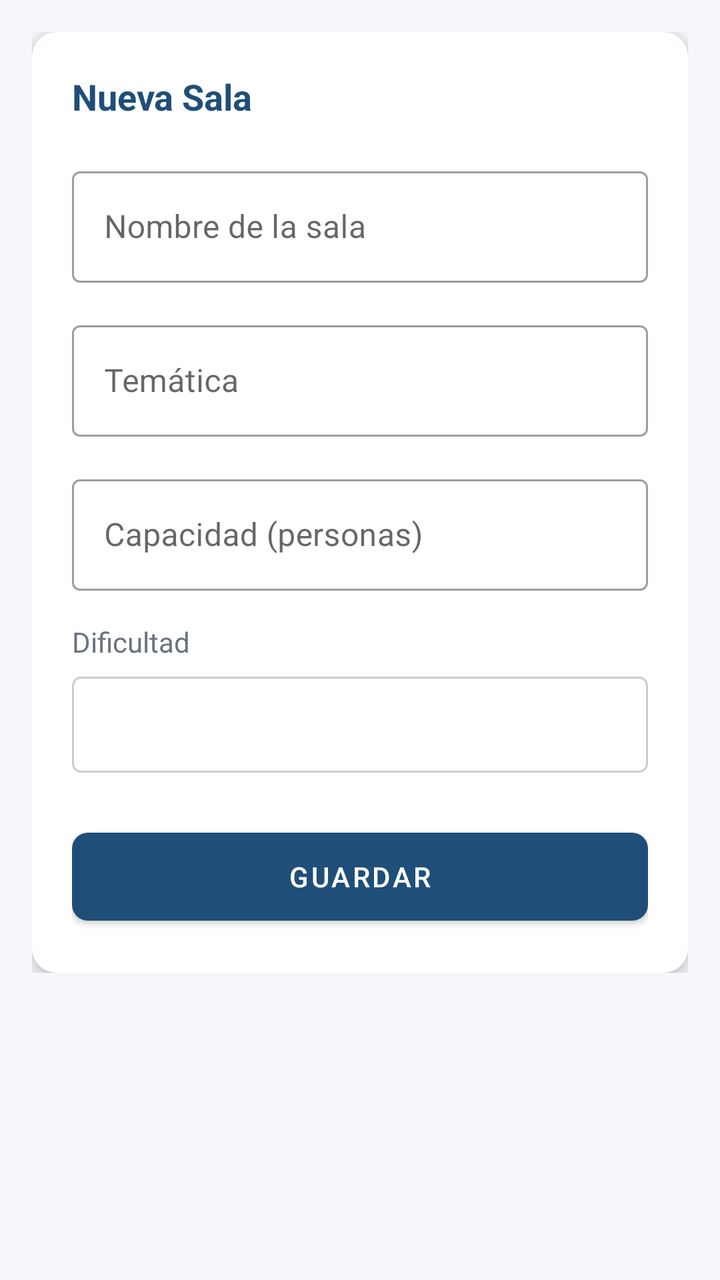
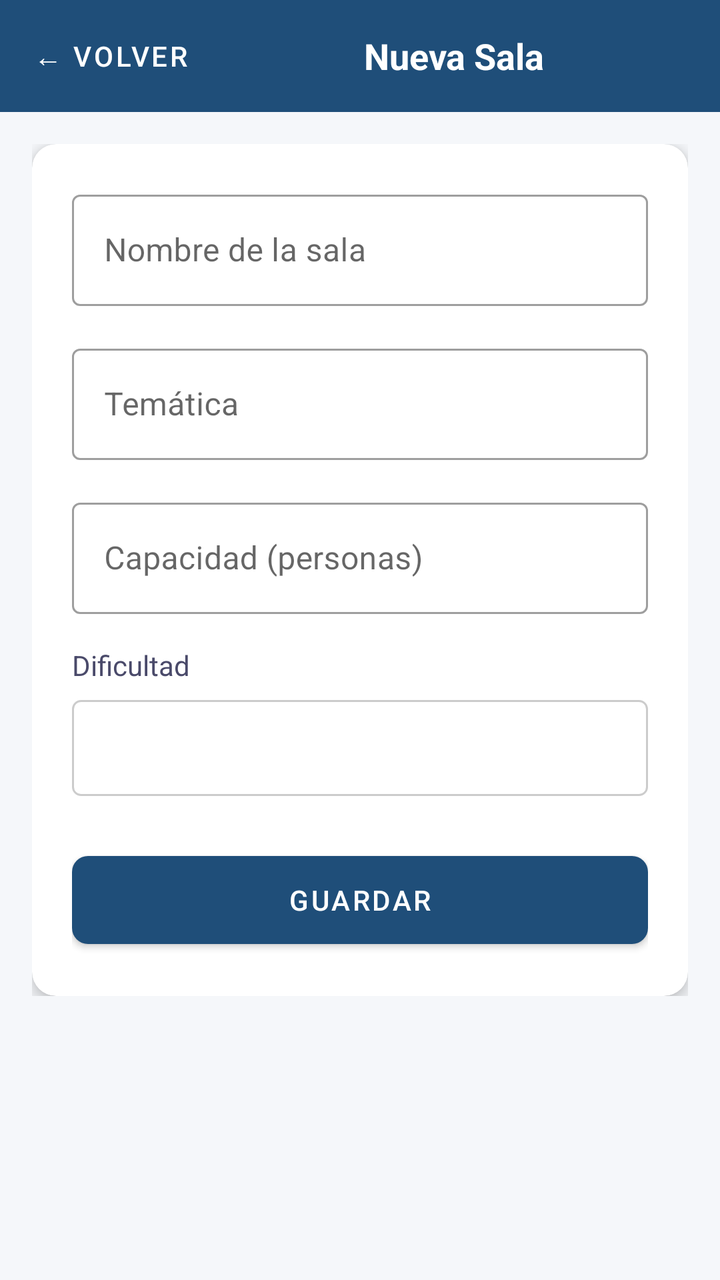

Two renders of the same Android screen: before a commit and after it. Below are the layout's source before the change and the commit's diff.
<!-- AndroidManifest.xml: application theme Theme.EscapeManager -->
<!-- res/layout/fragment_create_edit_room.xml -->
<?xml version="1.0" encoding="utf-8"?>
<ScrollView xmlns:android="http://schemas.android.com/apk/res/android"
    xmlns:app="http://schemas.android.com/apk/res-auto"
    android:layout_width="match_parent"
    android:layout_height="match_parent"
    android:background="@color/background">

    <LinearLayout
        android:layout_width="match_parent"
        android:layout_height="wrap_content"
        android:orientation="vertical"
        android:padding="16dp">

        <com.google.android.material.card.MaterialCardView
            android:layout_width="match_parent"
            android:layout_height="wrap_content"
            app:cardCornerRadius="12dp"
            app:cardElevation="4dp">

            <LinearLayout
                android:layout_width="match_parent"
                android:layout_height="wrap_content"
                android:orientation="vertical"
                android:padding="20dp">

                <TextView
                    android:id="@+id/tvTitle"
                    android:layout_width="wrap_content"
                    android:layout_height="wrap_content"
                    android:text="Nueva Sala"
                    android:textSize="18sp"
                    android:textStyle="bold"
                    android:textColor="@color/primary"
                    android:layout_marginBottom="20dp" />

                <com.google.android.material.textfield.TextInputLayout
                    android:id="@+id/tilName"
                    style="@style/Widget.MaterialComponents.TextInputLayout.OutlinedBox"
                    android:layout_width="match_parent"
                    android:layout_height="wrap_content"
                    android:hint="Nombre de la sala"
                    android:layout_marginBottom="16dp">
                    <com.google.android.material.textfield.TextInputEditText
                        android:id="@+id/etName"
                        android:layout_width="match_parent"
                        android:layout_height="wrap_content"
                        android:inputType="textCapWords" />
                </com.google.android.material.textfield.TextInputLayout>

                <com.google.android.material.textfield.TextInputLayout
                    android:id="@+id/tilTheme"
                    style="@style/Widget.MaterialComponents.TextInputLayout.OutlinedBox"
                    android:layout_width="match_parent"
                    android:layout_height="wrap_content"
                    android:hint="Temática"
                    android:layout_marginBottom="16dp">
                    <com.google.android.material.textfield.TextInputEditText
                        android:id="@+id/etTheme"
                        android:layout_width="match_parent"
                        android:layout_height="wrap_content"
                        android:inputType="textCapWords" />
                </com.google.android.material.textfield.TextInputLayout>

                <com.google.android.material.textfield.TextInputLayout
                    android:id="@+id/tilCapacity"
                    style="@style/Widget.MaterialComponents.TextInputLayout.OutlinedBox"
                    android:layout_width="match_parent"
                    android:layout_height="wrap_content"
                    android:hint="Capacidad (personas)"
                    android:layout_marginBottom="16dp">
                    <com.google.android.material.textfield.TextInputEditText
                        android:id="@+id/etCapacity"
                        android:layout_width="match_parent"
                        android:layout_height="wrap_content"
                        android:inputType="number" />
                </com.google.android.material.textfield.TextInputLayout>

                <TextView
                    android:layout_width="wrap_content"
                    android:layout_height="wrap_content"
                    android:text="Dificultad"
                    android:textSize="14sp"
                    android:textColor="@color/text_secondary"
                    android:layout_marginBottom="8dp" />

                <Spinner
                    android:id="@+id/spinnerDifficulty"
                    android:layout_width="match_parent"
                    android:layout_height="48dp"
                    android:background="@drawable/bg_spinner"
                    android:layout_marginBottom="24dp" />

                <com.google.android.material.button.MaterialButton
                    android:id="@+id/btnSave"
                    style="@style/Widget.EscapeManager.Button"
                    android:layout_width="match_parent"
                    android:layout_height="56dp"
                    android:text="@string/save" />
            </LinearLayout>
        </com.google.android.material.card.MaterialCardView>
    </LinearLayout>
</ScrollView>
<!-- resources referenced by this layout -->
<resources>
  <color name="background">#F5F7FA</color>
  <color name="primary">#1F4E79</color>
  <color name="text_secondary">#6B7280</color>
  <!-- drawable bg_spinner (drawable) -->
  <?xml version="1.0" encoding="utf-8"?>
  <shape xmlns:android="http://schemas.android.com/apk/res/android">
      <solid android:color="@color/white" />
      <stroke android:color="#CCCCCC" android:width="1dp" />
      <corners android:radius="4dp" />
  </shape>
  <string name="save">Guardar</string>
  <style name="Widget.EscapeManager.Button" parent="Widget.MaterialComponents.Button">
          <item name="backgroundTint">@color/primary</item>
          <item name="android:textColor">@color/white</item>
          <item name="cornerRadius">8dp</item>
      </style>
  <style name="Theme.EscapeManager" parent="Theme.MaterialComponents.DayNight.NoActionBar">
          <item name="colorPrimary">@color/primary</item>
          <item name="colorPrimaryVariant">@color/primary_dark</item>
          <item name="colorSecondary">@color/secondary</item>
          <item name="colorSurface">@color/surface</item>
          <item name="android:colorBackground">@color/background</item>
          <item name="colorError">@color/error</item>
          <item name="android:windowBackground">@color/background</item>
      </style>
  <color name="white">#FFFFFF</color>
  <color name="primary_dark">#163A5F</color>
  <color name="secondary">#2E75B6</color>
  <color name="surface">#FFFFFF</color>
  <color name="error">#D32F2F</color>
</resources>

<!-- the commit's change to res/layout/fragment_create_edit_room.xml (unified diff, before → after) -->
@@ -1,102 +1,130 @@
 <?xml version="1.0" encoding="utf-8"?>
-<ScrollView xmlns:android="http://schemas.android.com/apk/res/android"
+<LinearLayout xmlns:android="http://schemas.android.com/apk/res/android"
     xmlns:app="http://schemas.android.com/apk/res-auto"
     android:layout_width="match_parent"
     android:layout_height="match_parent"
+    android:orientation="vertical"
     android:background="@color/background">
 
+    
     <LinearLayout
         android:layout_width="match_parent"
-        android:layout_height="wrap_content"
-        android:orientation="vertical"
-        android:padding="16dp">
+        android:layout_height="56dp"
+        android:orientation="horizontal"
+        android:gravity="center_vertical"
+        android:background="@color/primary"
+        android:padding="8dp">
 
-        <com.google.android.material.card.MaterialCardView
+        <com.google.android.material.button.MaterialButton
+            android:id="@+id/btnBack"
+            style="@style/Widget.MaterialComponents.Button.TextButton"
+            android:layout_width="wrap_content"
+            android:layout_height="wrap_content"
+            android:text="← Volver"
+            android:textColor="@color/white" />
+
+        <TextView
+            android:id="@+id/tvTitle"
+            android:layout_width="0dp"
+            android:layout_height="wrap_content"
+            android:layout_weight="1"
+            android:text="Nueva Sala"
+            android:textSize="18sp"
+            android:textStyle="bold"
+            android:textColor="@color/white"
+            android:gravity="center" />
+    </LinearLayout>
+
+    <ScrollView
+        android:layout_width="match_parent"
+        android:layout_height="match_parent">
+
+        <LinearLayout
             android:layout_width="match_parent"
             android:layout_height="wrap_content"
-            app:cardCornerRadius="12dp"
-            app:cardElevation="4dp">
+            android:orientation="vertical"
+            android:padding="16dp">
 
-            <LinearLayout
+            <com.google.android.material.card.MaterialCardView
                 android:layout_width="match_parent"
                 android:layout_height="wrap_content"
-                android:orientation="vertical"
-                android:padding="20dp">
+                app:cardCornerRadius="12dp"
+                app:cardElevation="4dp">
 
-                <TextView
-                    android:id="@+id/tvTitle"
-                    android:layout_width="wrap_content"
-                    android:layout_height="wrap_content"
-                    android:text="Nueva Sala"
-                    android:textSize="18sp"
-                    android:textStyle="bold"
-                    android:textColor="@color/primary"
-                    android:layout_marginBottom="20dp" />
-
-                <com.google.android.material.textfield.TextInputLayout
-                    android:id="@+id/tilName"
-                    style="@style/Widget.MaterialComponents.TextInputLayout.OutlinedBox"
+                <LinearLayout
                     android:layout_width="match_parent"
                     android:layout_height="wrap_content"
-                    android:hint="Nombre de la sala"
-                    android:layout_marginBottom="16dp">
-                    <com.google.android.material.textfield.TextInputEditText
-                        android:id="@+id/etName"
+                    android:orientation="vertical"
+                    android:padding="20dp">
+
+                    <com.google.android.material.textfield.TextInputLayout
+                        android:id="@+id/tilName"
+                        style="@style/Widget.MaterialComponents.TextInputLayout.OutlinedBox"
                         android:layout_width="match_parent"
                         android:layout_height="wrap_content"
-                        android:inputType="textCapWords" />
-                </com.google.android.material.textfield.TextInputLayout>
+                        android:hint="Nombre de la sala"
+                        android:layout_marginBottom="16dp">
+                        <com.google.android.material.textfield.TextInputEditText
+                            android:id="@+id/etName"
+                            android:layout_width="match_parent"
+                            android:layout_height="wrap_content"
+                            android:inputType="textCapWords"
+                            android:textColor="@color/text_primary" />
+                    </com.google.android.material.textfield.TextInputLayout>
 
-                <com.google.android.material.textfield.TextInputLayout
-                    android:id="@+id/tilTheme"
-                    style="@style/Widget.MaterialComponents.TextInputLayout.OutlinedBox"
-                    android:layout_width="match_parent"
-                    android:layout_height="wrap_content"
-                    android:hint="Temática"
-                    android:layout_marginBottom="16dp">
-                    <com.google.android.material.textfield.TextInputEditText
-                        android:id="@+id/etTheme"
+                    <com.google.android.material.textfield.TextInputLayout
+                        android:id="@+id/tilTheme"
+                        style="@style/Widget.MaterialComponents.TextInputLayout.OutlinedBox"
                         android:layout_width="match_parent"
                         android:layout_height="wrap_content"
-                        android:inputType="textCapWords" />
-                </com.google.android.material.textfield.TextInputLayout>
+                        android:hint="Temática"
+                        android:layout_marginBottom="16dp">
+                        <com.google.android.material.textfield.TextInputEditText
+                            android:id="@+id/etTheme"
+                            android:layout_width="match_parent"
+                            android:layout_height="wrap_content"
+                            android:inputType="textCapWords"
+                            android:textColor="@color/text_primary" />
+                    </com.google.android.material.textfield.TextInputLayout>
 
-                <com.google.android.material.textfield.TextInputLayout
-                    android:id="@+id/tilCapacity"
-                    style="@style/Widget.MaterialComponents.TextInputLayout.OutlinedBox"
-                    android:layout_width="match_parent"
-                    android:layout_height="wrap_content"
-                    android:hint="Capacidad (personas)"
-                    android:layout_marginBottom="16dp">
-                    <com.google.android.material.textfield.TextInputEditText
-                        android:id="@+id/etCapacity"
+                    <com.google.android.material.textfield.TextInputLayout
+                        android:id="@+id/tilCapacity"
+                        style="@style/Widget.MaterialComponents.TextInputLayout.OutlinedBox"
                         android:layout_width="match_parent"
                         android:layout_height="wrap_content"
-                        android:inputType="number" />
-                </com.google.android.material.textfield.TextInputLayout>
+                        android:hint="Capacidad (personas)"
+                        android:layout_marginBottom="16dp">
+                        <com.google.android.material.textfield.TextInputEditText
+                            android:id="@+id/etCapacity"
+                            android:layout_width="match_parent"
+                            android:layout_height="wrap_content"
+                            android:inputType="number"
+                            android:textColor="@color/text_primary" />
+                    </com.google.android.material.textfield.TextInputLayout>
 
-                <TextView
-                    android:layout_width="wrap_content"
-                    android:layout_height="wrap_content"
-                    android:text="Dificultad"
-                    android:textSize="14sp"
-                    android:textColor="@color/text_secondary"
-                    android:layout_marginBottom="8dp" />
+                    <TextView
+                        android:layout_width="wrap_content"
+                        android:layout_height="wrap_content"
+                        android:text="Dificultad"
+                        android:textSize="14sp"
+                        android:textColor="@color/text_secondary"
+                        android:layout_marginBottom="8dp" />
 
-                <Spinner
-                    android:id="@+id/spinnerDifficulty"
-                    android:layout_width="match_parent"
-                    android:layout_height="48dp"
-                    android:background="@drawable/bg_spinner"
-                    android:layout_marginBottom="24dp" />
+                    <Spinner
+                        android:id="@+id/spinnerDifficulty"
+                        android:layout_width="match_parent"
+                        android:layout_height="48dp"
+                        android:background="@drawable/bg_spinner"
+                        android:layout_marginBottom="24dp" />
 
-                <com.google.android.material.button.MaterialButton
-                    android:id="@+id/btnSave"
-                    style="@style/Widget.EscapeManager.Button"
-                    android:layout_width="match_parent"
-                    android:layout_height="56dp"
-                    android:text="@string/save" />
-            </LinearLayout>
-        </com.google.android.material.card.MaterialCardView>
-    </LinearLayout>
-</ScrollView>
+                    <com.google.android.material.button.MaterialButton
+                        android:id="@+id/btnSave"
+                        style="@style/Widget.EscapeManager.Button"
+                        android:layout_width="match_parent"
+                        android:layout_height="56dp"
+                        android:text="@string/save" />
+                </LinearLayout>
+            </com.google.android.material.card.MaterialCardView>
+        </LinearLayout>
+    </ScrollView>
+</LinearLayout>
<!-- resource entries referenced after the edit -->
@@ -2,7 +2,8 @@
 <resources>
   <color name="background">#F5F7FA</color>
   <color name="primary">#1F4E79</color>
-  <color name="text_secondary">#6B7280</color>
+  <color name="text_primary">#1A1A2E</color>
+  <color name="text_secondary">#4A4A6A</color>
   <!-- drawable bg_spinner (drawable) -->
   <?xml version="1.0" encoding="utf-8"?>
   <shape xmlns:android="http://schemas.android.com/apk/res/android">
@@ -24,11 +25,23 @@
           <item name="android:colorBackground">@color/background</item>
           <item name="colorError">@color/error</item>
           <item name="android:windowBackground">@color/background</item>
+          <item name="bottomNavigationStyle">@style/Widget.EscapeManager.BottomNav</item>
+          <item name="android:textColor">@color/text_primary</item>
+          <item name="android:textColorSecondary">@color/text_secondary</item>
+          <item name="android:textColorHint">#888888</item>
+          <item name="android:editTextColor">@color/text_primary</item>
+          <item name="editTextColor">@color/text_primary</item>
       </style>
   <color name="white">#FFFFFF</color>
   <color name="primary_dark">#163A5F</color>
   <color name="secondary">#2E75B6</color>
   <color name="surface">#FFFFFF</color>
   <color name="error">#D32F2F</color>
+  <style name="Widget.EscapeManager.BottomNav" parent="Widget.MaterialComponents.BottomNavigationView">
+          <item name="android:background">@color/white</item>
+          <item name="itemIconTint">@color/primary</item>
+          <item name="itemTextColor">@color/primary</item>
+          <item name="labelVisibilityMode">labeled</item>
+      </style>
 </resources>
 
